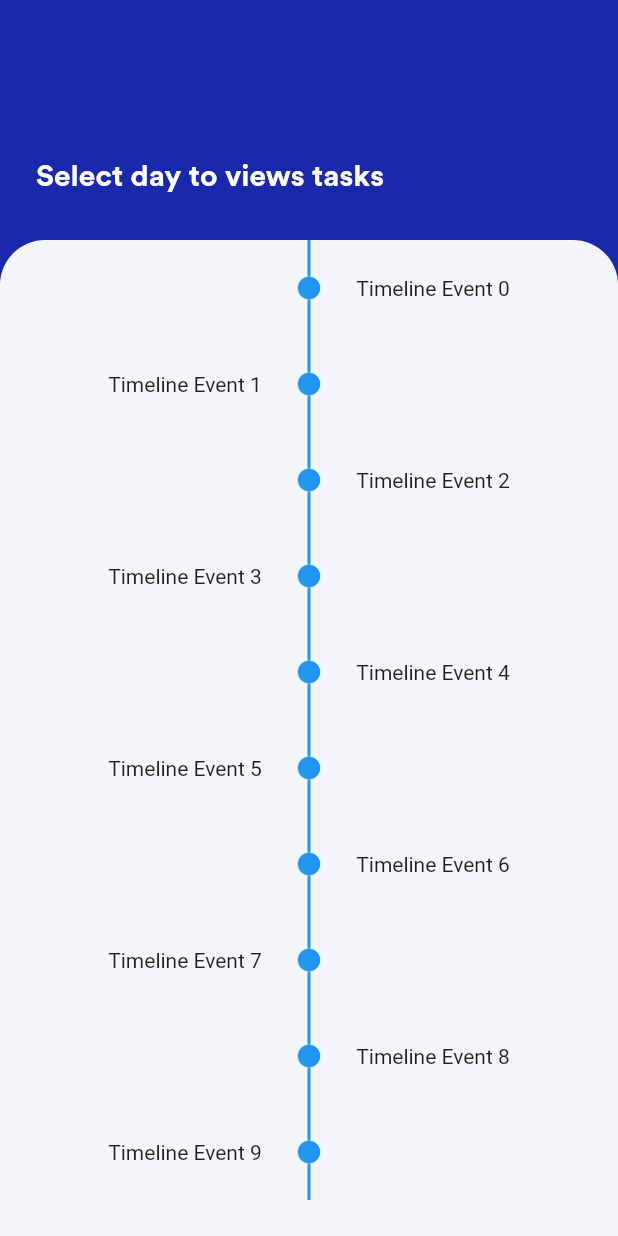
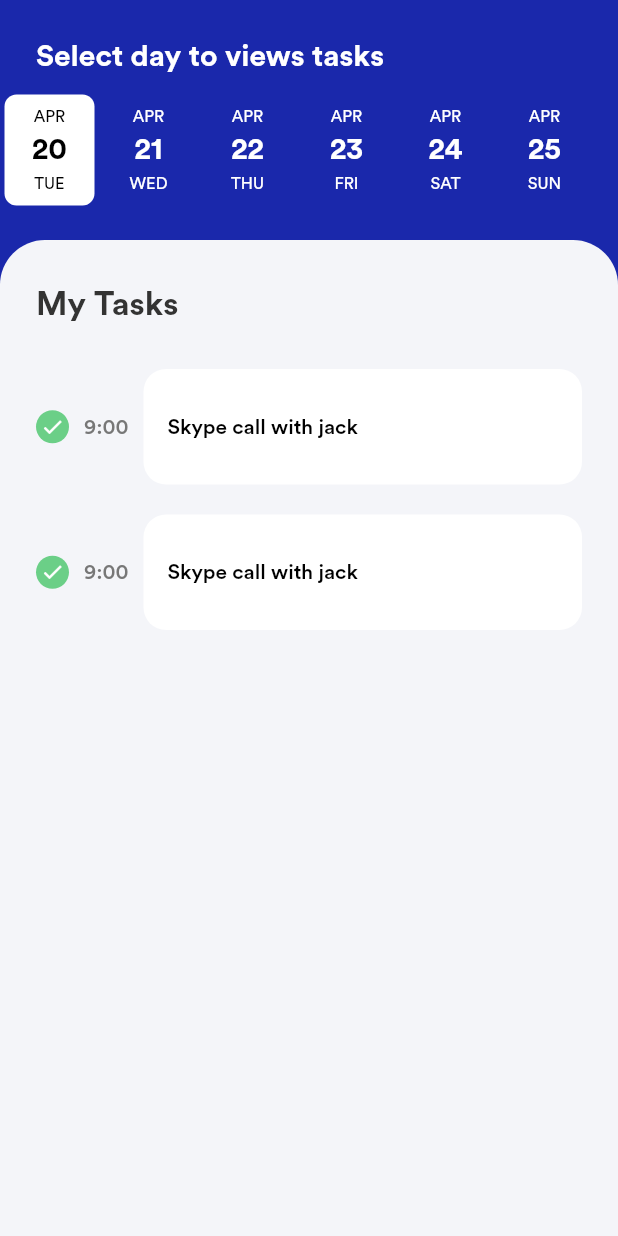
Before and after one commit to ijaspreetsinghh/Timely_Task_Manager, a Flutter app: the SecondTab screen opened directly, on a phone screen of 412 x 824 dp. Run offline on Flutter 3.47's test engine with Material 2 defaults, Android fonts, the phone set to English and light mode, and no system bars; drawn by our look-alikes of date_picker_timeline, timelines; our stand-ins replace flutter_svg, font_awesome_flutter.

Commit message:
finalised timeline

```diff
--- a/lib/Screens/MainAppPages/secondTab.dart
+++ b/lib/Screens/MainAppPages/secondTab.dart
@@ -1,8 +1,8 @@
+import 'package:flutter/cupertino.dart';
 import 'package:flutter/material.dart';
-import 'package:timelines/timelines.dart';
 
 import 'package:timely/constants.dart';
-
+import 'package:date_picker_timeline/date_picker_timeline.dart';
 import '../../components.dart';
 
 class SecondTab extends StatefulWidget {
@@ -11,6 +11,7 @@ class SecondTab extends StatefulWidget {
 }
 
 class _SecondTabState extends State<SecondTab> {
+  DateTime _selectedDate = DateTime.now();
   DateTime selectedDate = DateTime.now();
 
   @override
@@ -42,10 +43,36 @@ class _SecondTabState extends State<SecondTab> {
                     ),
                   ),
                   SizedBox(
-                    height: kVPadding * 2,
+                    height: kVPadding,
+                  ),
+                  DatePicker(
+                    DateTime.now(),
+                    initialSelectedDate: DateTime.now(),
+                    selectedTextColor: Colors.black,
+                    selectionColor: Colors.white,
+                    monthTextStyle: TextStyle(
+                        fontFamily: kCircularStdFont,
+                        color: Colors.white,
+                        fontSize: 11),
+                    dateTextStyle: TextStyle(
+                        fontFamily: kCircularStdFont,
+                        color: Colors.white,
+                        fontSize: 20,
+                        fontWeight: FontWeight.w600),
+                    dayTextStyle: TextStyle(
+                        fontFamily: kCircularStdFont,
+                        color: Colors.white,
+                        fontSize: 11),
+                    daysCount: 30,
+                    onDateChange: (date) {
+                      // New date selected
+                      setState(() {
+                        _selectedDate = date;
+                      });
+                    },
                   ),
                   SizedBox(
-                    height: kVPadding,
+                    height: kVPadding * 2,
                   ),
                 ],
               ),
@@ -57,36 +84,100 @@ class _SecondTabState extends State<SecondTab> {
           ),
           backgroundColor: kPrimaryColor,
           body: Container(
+              padding: EdgeInsets.symmetric(
+                  horizontal: kHPadding * 1.5, vertical: kVPadding * 3),
               decoration: BoxDecoration(
                   color: kGreyWhite,
                   borderRadius: BorderRadius.only(
                       topLeft: Radius.circular(kBorderRadius * 2),
                       topRight: Radius.circular(kBorderRadius * 2))),
-            child: Timeline.tileBuilder(
-              builder: TimelineTileBuilder.fromStyle(
-                contentsAlign: ContentsAlign.alternating,
-                contentsBuilder: (context, index) => Padding(
-                  padding: const EdgeInsets.all(24.0),
-                  child: Text('Timeline Event $index'),
+              child: ListView(
+                children: [
+                  FormHeading(title: 'My Tasks'),
+                  SizedBox(
+                    height: kVPadding * 2,
                   ),
-                itemCount: 10,
+                  TimelineTaskBuilder(
+                    icon: Icons.check,
+                    color: kGreenColor,
+                    time: '9:00',
+                    taskTitle: 'Skype call with jack',
                   ),
-            ),
-          ),
+                  TimelineTaskBuilder(
+                    icon: Icons.check,
+                    color: kGreenColor,
+                    time: '9:00',
+                    taskTitle: 'Skype call with jack',
+                  )
+                ],
+              )),
         ),
       ),
     );
   }
 }
-//TimelineTile(
-//                   nodeAlign: TimelineNodeAlign.start,
-//                   contents: TimeLineTaskBuilder(
-//                     time: '9:00',
-//                     taskName: 'Skype call with mickey.',
-//                   ),
-//                   node: MyTaskTimelineIconBuilder(
-//                     color: kGreenColor,
-//                     icon: Icons.check,
-//                     lineType: DashedLine(),
-//                   ),
-//                 ),
+
+class TimelineTaskBuilder extends StatelessWidget {
+  final IconData icon;
+  final Color color;
+  final String time;
+  final String taskTitle;
+  const TimelineTaskBuilder(
+      {@required this.icon,
+      @required this.time,
+      @required this.taskTitle,
+      @required this.color});
+
+  @override
+  Widget build(BuildContext context) {
+    return Row(
+      children: [
+        Container(
+          padding: EdgeInsets.all(3),
+          child: Icon(
+            icon,
+            size: 16,
+            color: Colors.white,
+          ),
+          decoration: BoxDecoration(
+              color: color, borderRadius: BorderRadius.circular(50)),
+        ),
+        SizedBox(
+          width: kVPadding,
+        ),
+        Text(
+          time,
+          style: kHintTextStyle.copyWith(fontSize: 14),
+        ),
+        SizedBox(
+          width: kVPadding,
+        ),
+        Flexible(
+          child: Container(
+            margin: EdgeInsets.symmetric(vertical: kVPadding),
+            padding: EdgeInsets.only(
+                left: kHPadding,
+                right: kHPadding,
+                top: kVPadding * 3,
+                bottom: kVPadding * 3),
+            decoration: BoxDecoration(
+                color: Colors.white,
+                borderRadius: BorderRadius.circular(kBorderRadius)),
+            child: Row(
+              mainAxisAlignment: MainAxisAlignment.spaceBetween,
+              children: [
+                Text(
+                  taskTitle,
+                  style: kCircularStdText.copyWith(
+                      color: Colors.black,
+                      fontSize: 14,
+                      fontWeight: FontWeight.w500),
+                ),
+              ],
+            ),
+          ),
+        ),
+      ],
+    );
+  }
+}
--- a/lib/components.dart
+++ b/lib/components.dart
@@ -1,6 +1,5 @@
 import 'package:flutter/material.dart';
 import 'package:flutter_svg/flutter_svg.dart';
-import 'package:timelines/timelines.dart';
 import 'constants.dart';
 
 class PrimaryButton extends StatelessWidget {
@@ -355,58 +354,3 @@ class TimeLineTaskBuilder extends StatelessWidget {
     );
   }
 }
-
-class MyTaskTimelineIconBuilder extends StatelessWidget {
-  final IconData icon;
-  final Color color;
-  final Widget lineType;
-  const MyTaskTimelineIconBuilder(
-      {@required this.icon, @required this.color, @required this.lineType});
-
-  @override
-  Widget build(BuildContext context) {
-    return TimelineNode(
-      overlap: true,
-      indicator: DotIndicator(
-        size: 20,
-        child: Icon(
-          icon,
-          size: 16,
-          color: Colors.white,
-        ),
-        color: color,
-      ),
-      endConnector: lineType,
-    );
-  }
-}
-
-class DashedLine extends StatelessWidget {
-  const DashedLine({
-    Key key,
-  }) : super(key: key);
-
-  @override
-  Widget build(BuildContext context) {
-    return DashedLineConnector(
-      color: kGrayTextColor.withOpacity(.5),
-      thickness: 2,
-      dash: 5,
-      gap: 3,
-    );
-  }
-}
-
-class SolidLine extends StatelessWidget {
-  const SolidLine({
-    Key key,
-  }) : super(key: key);
-
-  @override
-  Widget build(BuildContext context) {
-    return SolidLineConnector(
-      color: kGrayTextColor.withOpacity(.5),
-      thickness: 2,
-    );
-  }
-}
--- a/pubspec.yaml
+++ b/pubspec.yaml
@@ -30,7 +30,7 @@ dependencies:
   font_awesome_flutter: any
   flutter_svg: any
   intl: any
-  timelines: ^0.1.0
+  date_picker_timeline: ^1.2.3
 
 dev_dependencies:
   flutter_test:
```
Also changed, not shown: pubspec.lock. Lines whose indentation alone changed are shown as unchanged.
